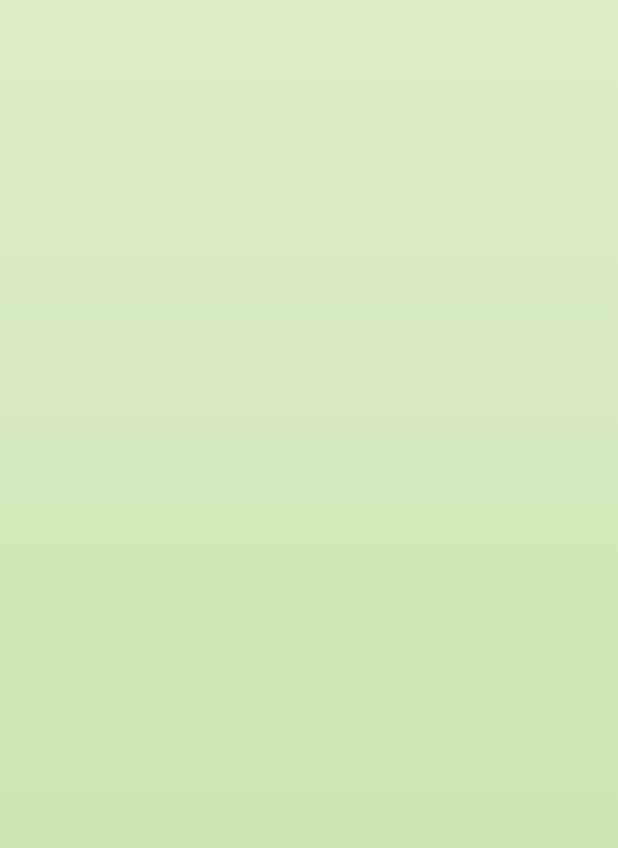
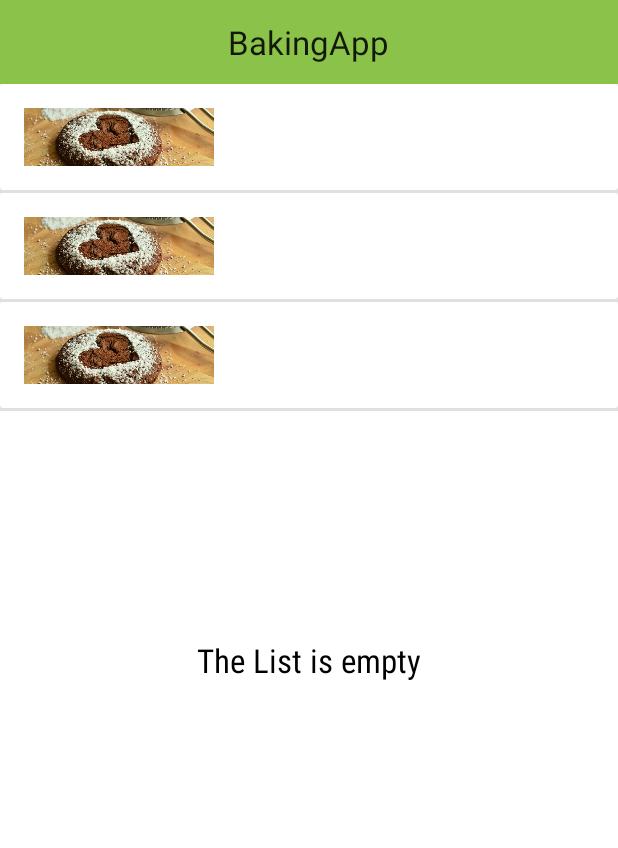
Before and after one commit to Adex9ja/BakingApp, an Android app: the layout baking_app_widget.xml on its own in the app's theme, with its tools: preview values and no code run, on a phone screen of 412 x 824 dp. Shown: the top 848 px of the screen. Run offline under Robolectric (Android 15) with nearby library versions, the phone set to English and light mode, and no system bars.

Commit message:
Second commit

```diff
--- a/app/src/main/res/layout/baking_app_widget.xml
+++ b/app/src/main/res/layout/baking_app_widget.xml
@@ -1,10 +1,49 @@
 <LinearLayout xmlns:android="http://schemas.android.com/apk/res/android"
+    xmlns:tools="http://schemas.android.com/tools"
     android:layout_width="match_parent"
     android:layout_height="match_parent"
-    android:padding="@dimen/widget_margin"
-    android:orientation="vertical" >
-    <ListView
+    android:orientation="vertical"
+    android:layout_margin="@dimen/widget_margin">
+
+    <FrameLayout
+        android:id="@+id/widget"
         android:layout_width="match_parent"
-        android:layout_height="match_parent"
-        android:id="@+id/list_widget"/>
+        android:layout_height="@dimen/abc_action_bar_default_height_material"
+        android:background="@color/primary">
+
+        <TextView
+            android:layout_width="wrap_content"
+            android:layout_height="wrap_content"
+            android:layout_gravity="center"
+            android:contentDescription="@string/app_name"
+            android:text="@string/app_name"
+            android:textAppearance="@style/Base.TextAppearance.AppCompat.Large" />
+    </FrameLayout>
+
+    <FrameLayout
+        android:layout_width="match_parent"
+        android:layout_height="0dp"
+        android:layout_weight="1"
+        android:background="@android:color/white">
+
+        <ListView
+            android:id="@+id/lv_ingredients"
+            android:layout_width="match_parent"
+            android:layout_height="match_parent"
+            android:listDivider="?android:attr/listDivider"
+            android:dividerHeight="2dp"
+            tools:listitem="@layout/recipe_card_view" />
+
+        <TextView
+            android:id="@+id/widget_empty"
+            android:layout_width="match_parent"
+            android:layout_height="match_parent"
+            android:fontFamily="sans-serif-condensed"
+            android:gravity="center"
+            android:textColor="@android:color/black"
+            android:text="@string/empty_recipe_list"
+            android:textAppearance="?android:textAppearanceLarge" />
+    </FrameLayout>
+
+
 </LinearLayout>
--- a/app/src/main/res/layout/ingredient_table.xml
+++ b/app/src/main/res/layout/ingredient_table.xml
@@ -15,21 +15,21 @@
                     style="@style/matchwrap"
                     android:layout_width="0dp"
                     android:layout_weight="3"
-                    android:text="Ingredient"
+                    android:text="@string/stringrediet"
                     android:textColor="@color/accent"
                     android:textAppearance="@style/Base.TextAppearance.AppCompat.Body2"/>
                 <TextView
                     style="@style/matchwrap"
                     android:layout_width="0dp"
                     android:layout_weight="1"
-                    android:text="Quantity"
+                    android:text="@string/quantity"
                     android:textColor="@color/accent"
                     android:textAppearance="@style/Base.TextAppearance.AppCompat.Body2"/>
                 <TextView
                     style="@style/matchwrap"
                     android:layout_width="0dp"
                     android:layout_weight="1"
-                    android:text="Measure"
+                    android:text="@string/measure"
                     android:textColor="@color/accent"
                     android:textAppearance="@style/Base.TextAppearance.AppCompat.Body2"/>
             </LinearLayout>
--- a/app/src/main/res/layout/steps_card_view.xml
+++ b/app/src/main/res/layout/steps_card_view.xml
@@ -3,11 +3,12 @@
     style="@style/matchwrap">
     <android.support.v7.widget.CardView  style="@style/matchwrap">
         <LinearLayout  style="@style/Widget.CardContent"
+            android:background="@drawable/layout_clicked"
             android:orientation="horizontal">
             <ImageView
                 android:id="@+id/step_image"
                 android:layout_width="0dp"
-                android:layout_height="100dp"
+                android:layout_height="@dimen/step_pix"
                 android:layout_weight="1"
                 android:scaleType="centerCrop"
                 android:src="@mipmap/ic_launcher"
```
Also changed, not shown: app/build.gradle (+10 -4 lines), app/src/main/AndroidManifest.xml (+6 -4 lines), app/src/main/java/com/example/adeolu/bakingapp/MainActivity.java (+13 -5 lines), app/src/main/java/com/example/adeolu/bakingapp/widget/BakingAppRemoteViewService.java (+12 -26 lines), app/src/main/java/com/example/adeolu/bakingapp/widget/BakingAppWidget.java (+17 -12 lines), app/src/main/res/drawable/layout_clicked.xml (added, +41 -0 lines), app/src/main/res/layout/ingredient_list_item.xml (added, +28 -0 lines), app/src/main/res/menu/activity_main_drawer.xml (+7 -7 lines), app/src/main/res/values/dimens.xml (+2 -6 lines), app/src/main/res/values/strings.xml (+8 -3 lines), 1 other file.
